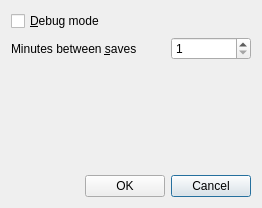
Qt form designer/prefs.ui (sobjornstad/clicker-quiz-manager) before a commit.
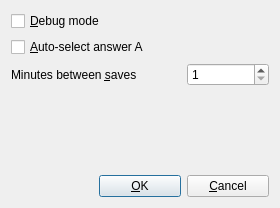
The same form after that commit.

Commit message: add preference to autoselect answer choice A

The edit to the form file:
```diff
--- a/designer/prefs.ui
+++ b/designer/prefs.ui
@@ -6,7 +6,7 @@
    <rect>
     <x>0</x>
     <y>0</y>
-    <width>262</width>
+    <width>280</width>
     <height>208</height>
    </rect>
   </property>
@@ -14,17 +14,27 @@
    <string>Preferences</string>
   </property>
   <layout class="QGridLayout" name="gridLayout">
-   <item row="1" column="0" colspan="2">
-    <widget class="QLabel" name="label">
+   <item row="0" column="0" colspan="2">
+    <widget class="QCheckBox" name="debugMode">
+     <property name="toolTip">
+      <string>Show debug menu and functions, for use in active development.</string>
+     </property>
      <property name="text">
-      <string>Minutes between &amp;saves</string>
+      <string>&amp;Debug mode</string>
      </property>
-     <property name="buddy">
-      <cstring>saveInterval</cstring>
+     <property name="tristate">
+      <bool>false</bool>
      </property>
     </widget>
    </item>
-   <item row="1" column="2">
+   <item row="5" column="1">
+    <widget class="QPushButton" name="okButton">
+     <property name="text">
+      <string>&amp;OK</string>
+     </property>
+    </widget>
+   </item>
+   <item row="2" column="2">
     <widget class="QSpinBox" name="saveInterval">
      <property name="toolTip">
       <string>When making a change, if this many minutes have elapsed since the last save,
@@ -39,34 +49,24 @@
      </property>
     </widget>
    </item>
-   <item row="0" column="0" colspan="2">
-    <widget class="QCheckBox" name="debugMode">
-     <property name="toolTip">
-      <string>Show debug menu and functions, for use in active development.</string>
-     </property>
-     <property name="text">
-      <string>&amp;Debug mode</string>
-     </property>
-     <property name="tristate">
-      <bool>false</bool>
-     </property>
-    </widget>
-   </item>
-   <item row="4" column="2">
+   <item row="5" column="2">
     <widget class="QPushButton" name="cancelButton">
      <property name="text">
-      <string>Cancel</string>
+      <string>&amp;Cancel</string>
      </property>
     </widget>
    </item>
-   <item row="4" column="1">
-    <widget class="QPushButton" name="okButton">
+   <item row="2" column="0" colspan="2">
+    <widget class="QLabel" name="label">
      <property name="text">
-      <string>OK</string>
+      <string>Minutes between &amp;saves</string>
+     </property>
+     <property name="buddy">
+      <cstring>saveInterval</cstring>
      </property>
     </widget>
    </item>
-   <item row="2" column="1">
+   <item row="3" column="1">
     <spacer name="verticalSpacer">
      <property name="orientation">
       <enum>Qt::Vertical</enum>
@@ -79,6 +79,16 @@
      </property>
     </spacer>
    </item>
+   <item row="1" column="0" colspan="2">
+    <widget class="QCheckBox" name="autoAnsA">
+     <property name="toolTip">
+      <string>When adding new questions, start with A selected as the correct answer rather than a blank.</string>
+     </property>
+     <property name="text">
+      <string>&amp;Auto-select answer A</string>
+     </property>
+    </widget>
+   </item>
   </layout>
  </widget>
  <resources/>
```
The commit also changes 3 other files.
